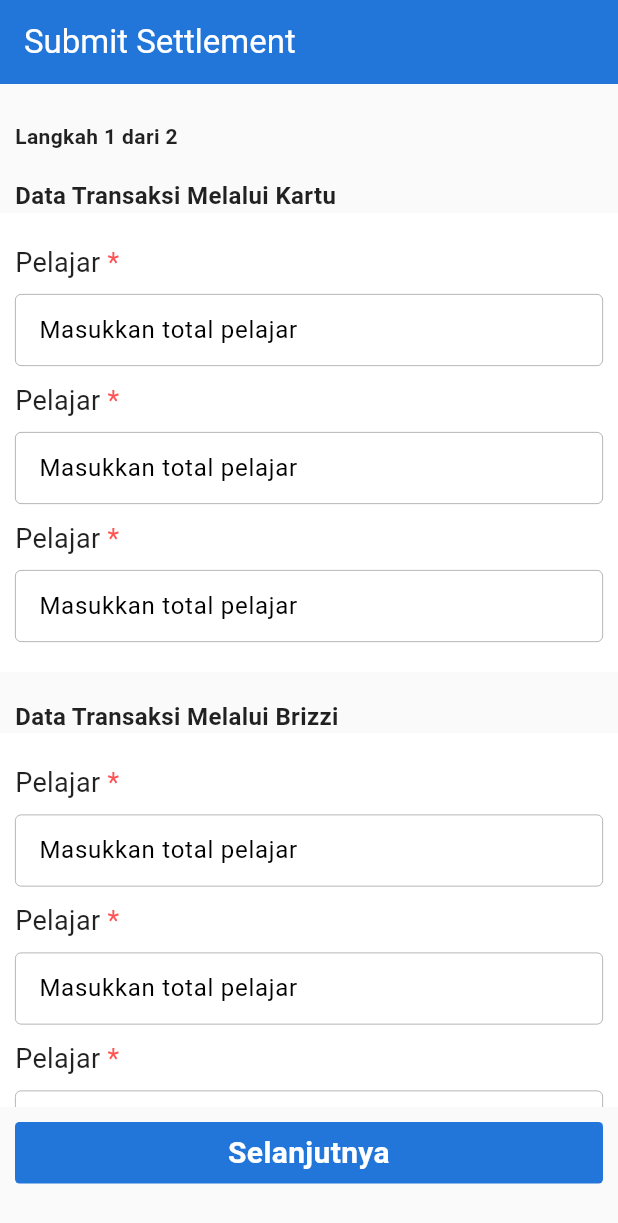
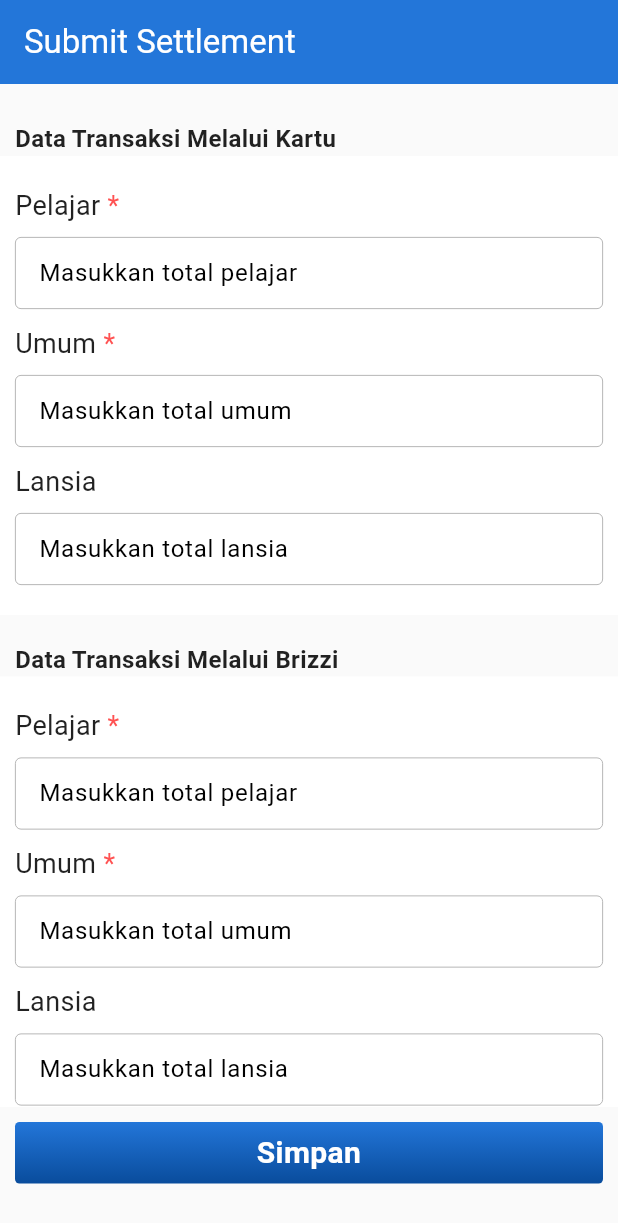
Before and after one commit to DCoding-Tech-Indonesia/PSM-APP, a Flutter app: the SettlementAddScreen screen opened by its route, on a phone screen of 412 x 824 dp. Shown: the top 1223 px of the screen. Run offline on Flutter 3.47's test engine with Material 3 defaults, Android fonts, the phone set to English and light mode, and no system bars; our stand-ins replace camera, dio, equatable, flutter_bloc, flutter_dotenv, flutter_local_notifications and 7 more; missing offline and left inert: advanced_salomon_bottom_bar; accounts and stored records are empty.

Commit message:
UI Improvement

```diff
--- a/lib/features/settlement/presentation/settlement_add_screen.dart
+++ b/lib/features/settlement/presentation/settlement_add_screen.dart
@@ -1,4 +1,5 @@
 import 'package:flutter/material.dart';
+import 'package:psm_mobile/core/theme/core_styling.dart';
 import 'package:psm_mobile/features/settlement/presentation/widgets/settlement_input_card.dart';
 
 class SettlementAddScreen extends StatelessWidget {
@@ -27,21 +28,75 @@ class SettlementAddScreen extends StatelessWidget {
             Expanded(
               child: SingleChildScrollView(
                 scrollDirection: Axis.vertical,
+                child: Padding(
+                  padding: const EdgeInsets.only(bottom: 8.0),
                   child: Column(
                     spacing: 18,
                     crossAxisAlignment: CrossAxisAlignment.start,
                     children: [
+                      // Padding(
+                      //   padding: const EdgeInsets.symmetric(horizontal: 10),
+                      //   child: Text(
+                      //     "Langkah 1 dari 2",
+                      //     style: TextStyle(fontWeight: FontWeight.w600),
+                      //   ),
+                      // ),
+                      SettlementInputCard(
+                        title: "Data Transaksi Melalui Kartu",
+                        method: "card",
+                      ),
+                      SettlementInputCard(
+                        title: "Data Transaksi Melalui Brizzi",
+                        method: "brizzi",
+                      ),
+                      SettlementInputCard(
+                        title: "Data Transaksi Melalui QRIS",
+                        method: "qris",
+                      ),
+                      Container(
+                        decoration: BoxDecoration(
+                          color: Colors.white
+                        ),
+                        child: Column(
+                          spacing: 10,
+                          crossAxisAlignment: CrossAxisAlignment.stretch,
+                          children: [
                             Padding(
                               padding: const EdgeInsets.symmetric(horizontal: 10),
                               child: Text(
-                        "Langkah 1 dari 2",
-                        style: TextStyle(fontWeight: FontWeight.w600),
+                                "Unggah Foto Bukti Settlement",
+                                style: TextStyle(
+                                  fontSize: 16,
+                                  fontWeight: FontWeight.w600,
                                 ),
                               ),
-                    SettlementInputCard(title: "Data Transaksi Melalui Kartu"),
-                    SettlementInputCard(title: "Data Transaksi Melalui Brizzi"),
-                    SettlementInputCard(title: "Data Transaksi Melalui QRIS"),
+                            ),
+                            GestureDetector(
+                              onTap: (){},
+                              child: Container(
+                                margin: const EdgeInsets.symmetric(horizontal: 10),
+                                padding: const EdgeInsets.symmetric(vertical: 20),
+                                decoration: BoxDecoration(
+                                  borderRadius: BorderRadius.circular(6),
+                                  border: Border.all(
+                                    color: Colors.grey,
+                                    width: .5
+                                  )
+                                ),
+                                child: Column(
+                                  crossAxisAlignment: CrossAxisAlignment.center,
+                                  children: [
+                                    Icon(Icons.camera_alt_rounded),
+                                    Text("Format: PNG/JPG, Max 2mb")
                                   ],
+                                ),
+                              ),
+                            ),
+                          ],
+                        ),
+                      ),
+                    ],
+                  ),
                 ),
               ),
             ),
@@ -50,13 +105,13 @@ class SettlementAddScreen extends StatelessWidget {
               padding: const EdgeInsets.symmetric(vertical: 6),
               width: double.infinity,
               decoration: BoxDecoration(
-                color: theme.primaryColor,
+                gradient: CoreStyling.coreActiveButtonGradient,
                 borderRadius: BorderRadius.circular(3.0),
               ),
               child: GestureDetector(
                 onTap: () {},
                 child: Text(
-                  "Selanjutnya",
+                  "Simpan",
                   textAlign: TextAlign.center,
                   style: TextStyle(
                     fontSize: 20,
--- a/lib/features/settlement/presentation/widgets/settlement_input_card.dart
+++ b/lib/features/settlement/presentation/widgets/settlement_input_card.dart
@@ -7,10 +7,11 @@ import 'package:psm_mobile/features/settlement/presentation/bloc/settlement_even
 class SettlementInputCard extends StatelessWidget {
   const SettlementInputCard({
     super.key,
-    required this.title
+    required this.title,
+    required this.method,
   });
 
-  final String title;
+  final String title, method;
 
   @override
   Widget build(BuildContext context) {
@@ -46,7 +47,7 @@ class SettlementInputCard extends StatelessWidget {
 
                   context.read<SettlementBloc>().add(
                     PaymentCountChanged(
-                      method: "card",
+                      method: method,
                       category: "pelajar",
                       value: intValue,
                     ),
@@ -54,9 +55,9 @@ class SettlementInputCard extends StatelessWidget {
                 },
               ),
               CoreInputField(
-                label: "Pelajar",
-                keyInput: "pelajar",
-                hintText: "Masukkan total pelajar",
+                label: "Umum",
+                keyInput: "umum",
+                hintText: "Masukkan total umum",
                 isRequired: true,
                 rule: InputRule.positiveNumber,
                 onChanged: (value) {
@@ -64,26 +65,25 @@ class SettlementInputCard extends StatelessWidget {
 
                   context.read<SettlementBloc>().add(
                     PaymentCountChanged(
-                      method: "card",
-                      category: "pelajar",
+                      method: method,
+                      category: "umum",
                       value: intValue,
                     ),
                   );
                 },
               ),
               CoreInputField(
-                label: "Pelajar",
-                keyInput: "pelajar",
-                hintText: "Masukkan total pelajar",
-                isRequired: true,
+                label: "Lansia",
+                keyInput: "lansia",
+                hintText: "Masukkan total lansia",
                 rule: InputRule.positiveNumber,
                 onChanged: (value) {
                   final intValue = int.tryParse(value) ?? 0;
 
                   context.read<SettlementBloc>().add(
                     PaymentCountChanged(
-                      method: "card",
-                      category: "pelajar",
+                      method: method,
+                      category: "lansia",
                       value: intValue,
                     ),
                   );
--- a/lib/main.dart
+++ b/lib/main.dart
@@ -41,8 +41,6 @@ void main() async {
             ),
         ),
         BlocProvider(create: (_) => CoreTabCubit()),
-        // BlocProvider(create: (_) => SettlementTabCubit()),
-        // BlocProvider(create: (_) => SettlementCategoryCubit()),
       ],
       child: const MyApp(),
     ),
```
Lines whose indentation alone changed are shown as unchanged.
